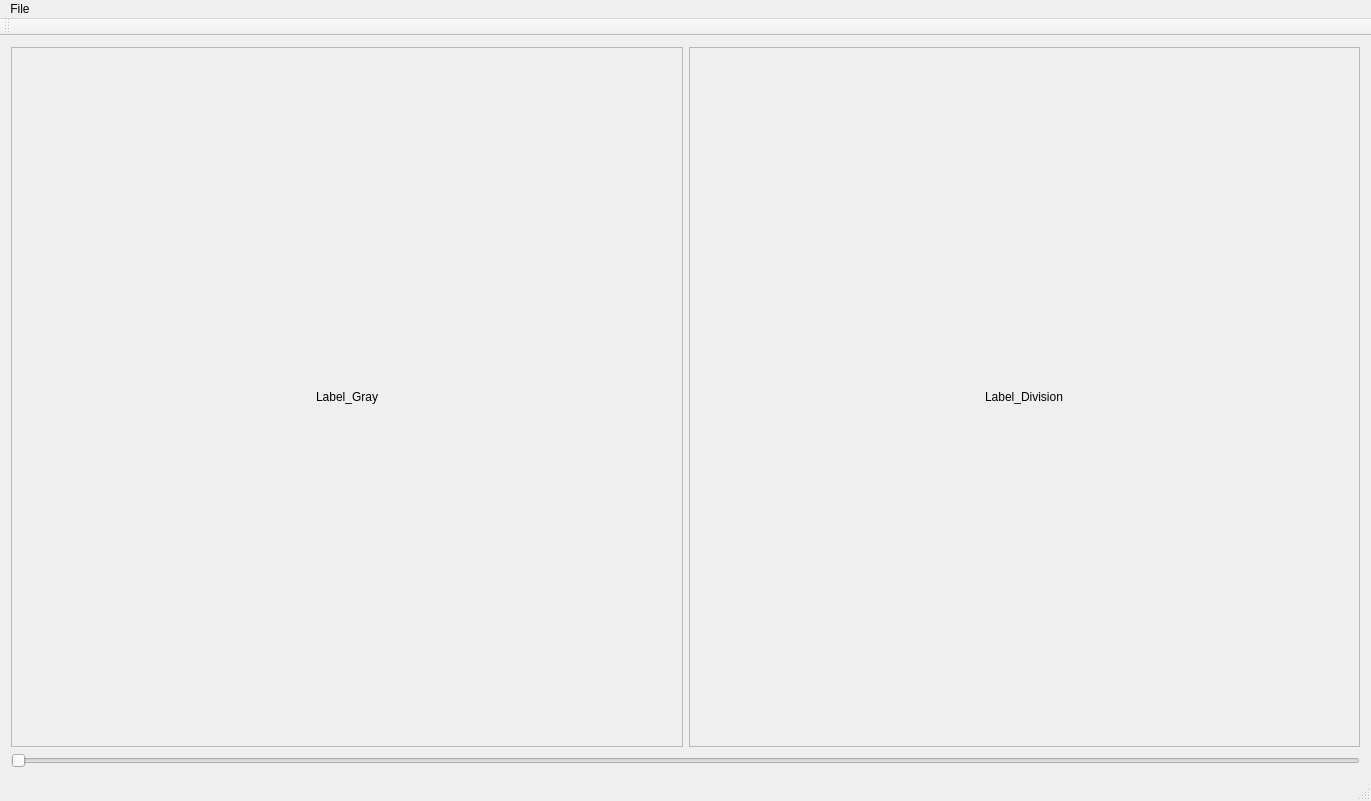
Old version of the form SegmentationQt/SegmentViewer.ui in the repository qq271072772/SegmentationQt.
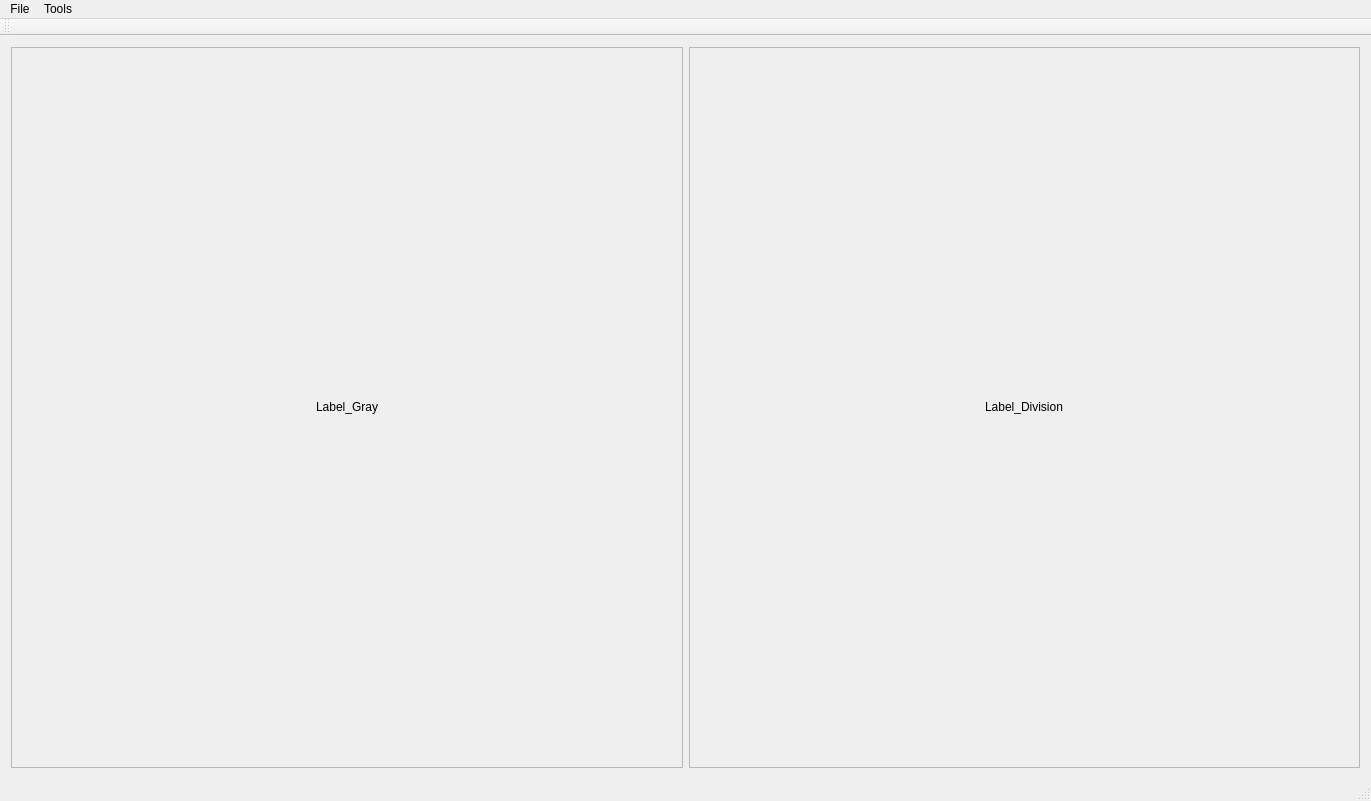
New version of the form.

Diff of the .ui file:
```diff
--- a/SegmentationQt/SegmentViewer.ui
+++ b/SegmentationQt/SegmentViewer.ui
@@ -65,7 +65,7 @@
          <property name="geometry">
           <rect>
            <x>15</x>
-           <y>107</y>
+           <y>120</y>
            <width>640</width>
            <height>480</height>
           </rect>
@@ -110,7 +110,7 @@
          <property name="geometry">
           <rect>
            <x>15</x>
-           <y>107</y>
+           <y>120</y>
            <width>640</width>
            <height>480</height>
           </rect>
@@ -139,13 +139,6 @@
       </item>
      </layout>
     </item>
-    <item>
-     <widget class="QSlider" name="horizontalSlider">
-      <property name="orientation">
-       <enum>Qt::Horizontal</enum>
-      </property>
-     </widget>
-    </item>
    </layout>
   </widget>
   <widget class="QMenuBar" name="menuBar">
@@ -162,7 +155,18 @@
      <string>File</string>
     </property>
    </widget>
+   <widget class="QMenu" name="menuTools">
+    <property name="title">
+     <string>Tools</string>
+    </property>
+    <addaction name="tools_featureCatchOn"/>
+    <addaction name="tools_GCD_catchON"/>
+    <addaction name="tools_GCD_PR_catchON"/>
+    <addaction name="separator"/>
+    <addaction name="actionGCD_Genrate"/>
+   </widget>
    <addaction name="menu_file"/>
+   <addaction name="menuTools"/>
   </widget>
   <widget class="QToolBar" name="mainToolBar">
    <attribute name="toolBarArea">
```
Left out of the diff: 35 changed lines with no effect on the pictures.
